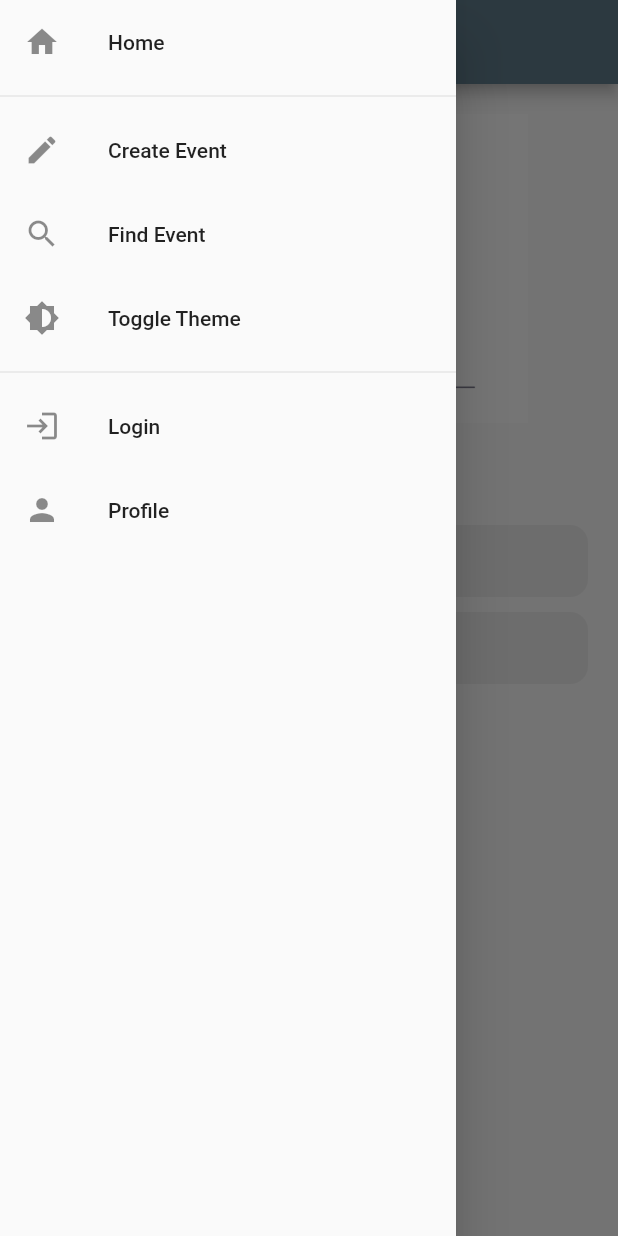
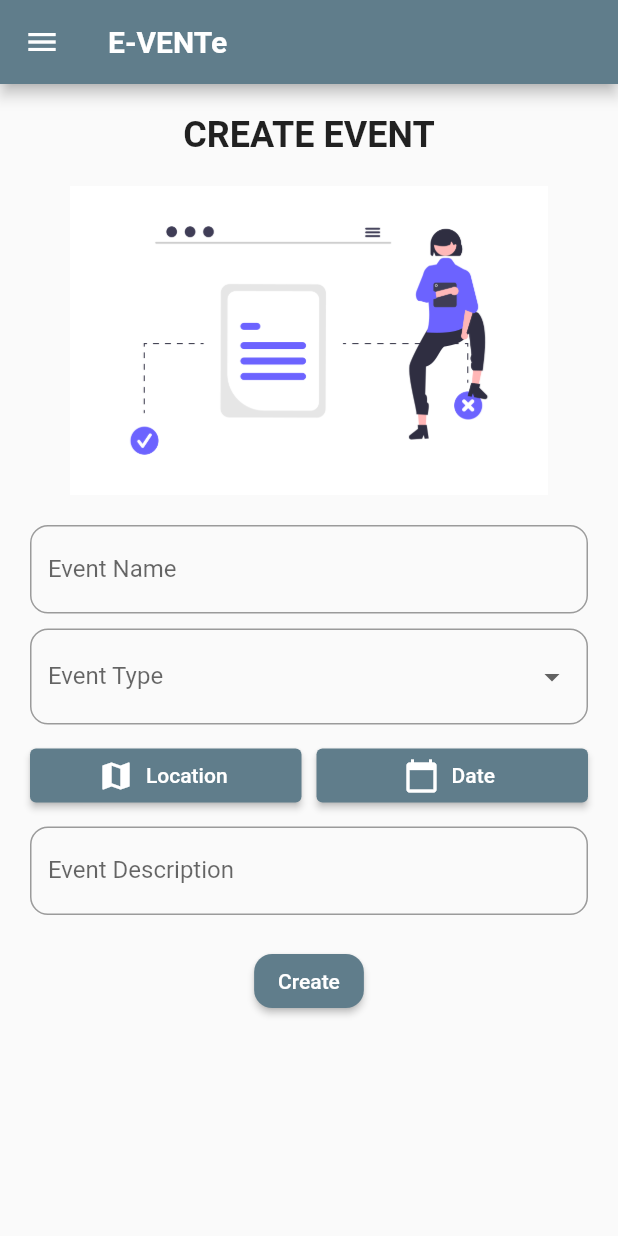
Before and after one commit to Tonaram/proyecto_e1_PDM, a Flutter app: the LoginScreen screen opened by its route, after a tap on the "menu" icon, after a tap on "Create Event", on a phone screen of 412 x 824 dp. Run offline on Flutter 3.47's test engine with Material 2 defaults, Android fonts, the light colour scheme and no system bars.

Commit message:
pantallas create event, find event

```diff
--- a/lib/main.dart
+++ b/lib/main.dart
@@ -2,6 +2,8 @@ import 'package:flutter/material.dart';
 import 'package:proyecto_e1_app/screens/home_screen.dart';
 import 'package:proyecto_e1_app/screens/login_screen.dart';
 import 'package:proyecto_e1_app/screens/register_screen.dart';
+import 'package:proyecto_e1_app/screens/create_event_screen.dart';
+import 'package:proyecto_e1_app/screens/find_event_screen.dart';
 
 void main() => runApp(MyApp());
 
@@ -21,8 +23,8 @@ class MyApp extends StatelessWidget {
         '/register': (context) => RegisterScreen(),
         // '/eventDetails': (context) => EventDetailsScreen(),
         // '/profile': (context) => ProfileScreen(),
-        // '/createEvent': (context) => CreateEventScreen(),
-        // '/findEvent': (context) => FindEventScreen(),
+        '/createEvent': (context) => CreateEventScreen(),
+        '/findEvent': (context) => FindEventScreen(),
       },
     );
   }
--- a/lib/screens/create_event_screen.dart
+++ b/lib/screens/create_event_screen.dart
@@ -0,0 +1,124 @@
+import 'package:flutter/material.dart';
+import 'package:proyecto_e1_app/widgets/navbar.dart';
+import 'package:proyecto_e1_app/widgets/sidebar.dart';
+
+class CreateEventScreen extends StatelessWidget {
+  @override
+  Widget build(BuildContext context) {
+    return Scaffold(
+      appBar: Navbar(),
+      drawer: Sidebar(),
+      body: SingleChildScrollView(
+        padding: const EdgeInsets.all(20.0),
+        child: Center(
+          child: ConstrainedBox(
+            constraints: BoxConstraints(
+              maxWidth: 400,
+            ),
+            child: Column(
+              crossAxisAlignment: CrossAxisAlignment.center,
+              children: [
+                Text(
+                  'CREATE EVENT',
+                  style: TextStyle(
+                    fontWeight: FontWeight.bold,
+                    fontSize: 24,
+                  ),
+                ),
+                SizedBox(height: 20),
+                Image.asset(
+                  'assets/images/undraw_Online_organizer_re_156n.png',
+                  height: MediaQuery.of(context).size.height * 0.25,
+                ),
+                SizedBox(height: 20),
+                TextField(
+                  decoration: InputDecoration(
+                    labelText: 'Event Name',
+                    hintText: 'My Event',
+                    hintStyle: TextStyle(color: Colors.grey.withOpacity(0.5)),
+                    border: OutlineInputBorder(
+                      borderRadius: BorderRadius.circular(12),
+                    ),
+                  ),
+                ),
+                SizedBox(height: 10),
+                DropdownButtonFormField(
+                  decoration: InputDecoration(
+                    labelText: 'Event Type',
+                    border: OutlineInputBorder(
+                      borderRadius: BorderRadius.circular(12),
+                    ),
+                  ),
+                  items: [
+                    DropdownMenuItem(child: Text("Tournament"), value: "Tournament"),
+                    DropdownMenuItem(child: Text("Party"), value: "Party"),
+                    DropdownMenuItem(child: Text("Workshop"), value: "Workshop"), // Ejemplo de 3ra opción
+                  ],
+                  onChanged: (value) {},
+                ),
+                SizedBox(height: 10),
+                Row(
+                  children: [
+                    Expanded(
+                      child: ElevatedButton.icon(
+                        icon: Icon(Icons.map),
+                        label: Text("Location"),
+                        onPressed: () {
+                          // Integración con el mapa
+                        },
+                      ),
+                    ),
+                    SizedBox(width: 10),
+                    Expanded(
+                      child: ElevatedButton.icon(
+                        icon: Icon(Icons.calendar_today),
+                        label: Text("Date"),
+                        onPressed: () async {
+                          DateTime? selectedDate = await showDatePicker(
+                            context: context,
+                            initialDate: DateTime.now(),
+                            firstDate: DateTime(2000),
+                            lastDate: DateTime(2101),
+                          );
+
+                          if (selectedDate != null && selectedDate != DateTime.now()) {
+                            // manejo futuro de la fecha seleccionada
+                          }
+                        },
+                      ),
+                    ),
+                  ],
+                ),
+                SizedBox(height: 10),
+                TextField(
+                  maxLines: null,
+                  keyboardType: TextInputType.multiline,
+                  decoration: InputDecoration(
+                    labelText: 'Event Description',
+                    hintText: 'This Event...',
+                    hintStyle: TextStyle(color: Colors.grey.withOpacity(0.5)),
+                    border: OutlineInputBorder(
+                      borderRadius: BorderRadius.circular(12),
+                    ),
+                  ),
+                ),
+                SizedBox(height: 20),
+                ElevatedButton(
+                  onPressed: () {
+                    Navigator.of(context).pushNamed('/eventDetails');
+                  },
+                  child: Text('Create'),
+                  style: ElevatedButton.styleFrom(
+                    shape: RoundedRectangleBorder(
+                      borderRadius: BorderRadius.circular(12),
+                    ),
+                  ),
+                ),
+              ],
+            ),
+          ),
+        ),
+      ),
+    );
+  }
+}
--- a/lib/screens/login_screen.dart
+++ b/lib/screens/login_screen.dart
@@ -20,7 +20,7 @@ class LoginScreen extends StatelessWidget {
               mainAxisAlignment: MainAxisAlignment.center,
               children: <Widget>[
                 Image.asset(
-                  'assets/images/undraw_Sign_up_n6im.png',
+                  'assets/images/undraw_welcome_cats_thqn.png',
                   height: MediaQuery.of(context).size.height * 0.25,
                 ),
                 SizedBox(height: 20),
--- a/lib/screens/register_screen.dart
+++ b/lib/screens/register_screen.dart
@@ -19,7 +19,7 @@ class RegisterScreen extends StatelessWidget {
               mainAxisAlignment: MainAxisAlignment.center,
               children: <Widget>[
                 Image.asset(
-                  'assets/images/undraw_Having_fun_re_vj4h.png',
+                  'assets/images/undraw_Sign_up_n6im.png',
                   height: MediaQuery.of(context).size.height * 0.33,
                 ),
                 SizedBox(height: 20),
--- a/pubspec.yaml
+++ b/pubspec.yaml
@@ -64,7 +64,8 @@ flutter:
     - assets/images/undraw_Having_fun_re_vj4h.png
     - assets/images/undraw_welcome_cats_thqn.png
     - assets/images/undraw_Sign_up_n6im.png
-
+    - assets/images/undraw_Online_organizer_re_156n.png
+    - assets/images/undraw_File_searching_re_3evy.png
 
 
   # An image asset can refer to one or more resolution-specific "variants", see
```
Also changed, not shown: lib/screens/find_event_screen.dart (+89 -0 lines), assets/images/undraw_File_searching_re_3evy.png (added), assets/images/undraw_Online_organizer_re_156n.png (added).
